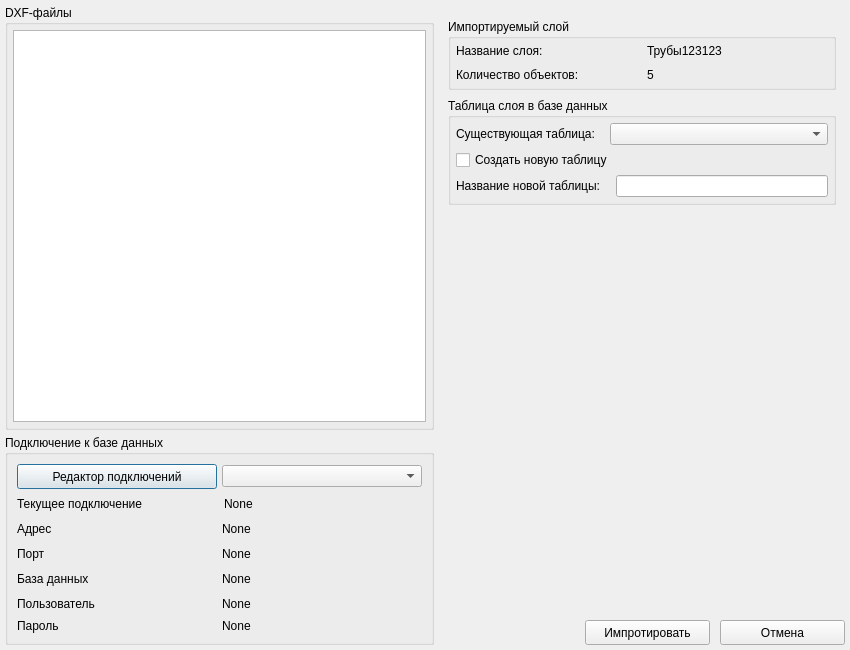
Old version of the form src/presentation/dialogs/resources/import_dialog.ui in the repository Comanda-A/DXF-PostGIS-Converter.
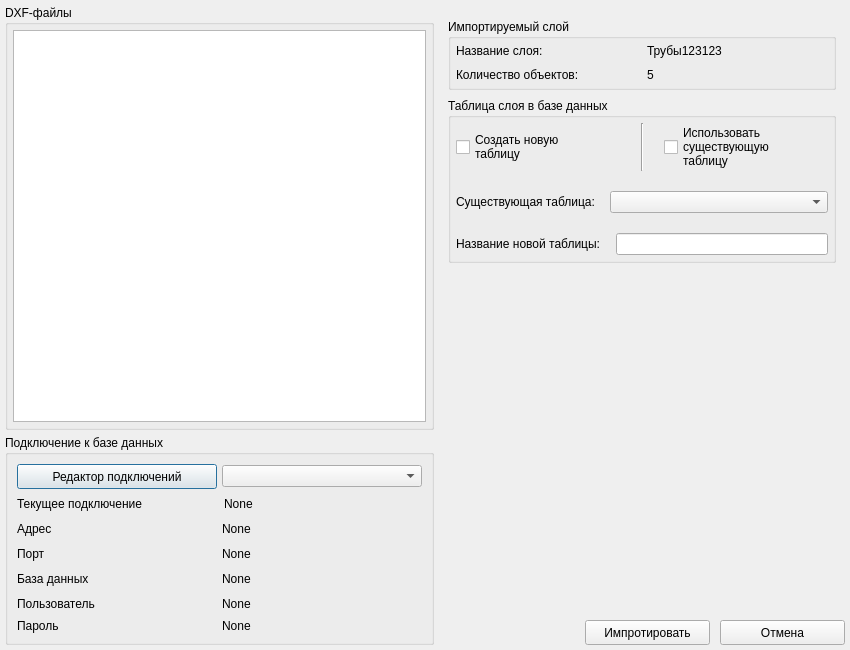
New version of the form. The open tabs and pages were chosen to show the change.

Commit message: added a selection of tables for layers when importing

Patch:
```diff
--- a/src/presentation/dialogs/resources/import_dialog.ui
+++ b/src/presentation/dialogs/resources/import_dialog.ui
@@ -1086,12 +1086,18 @@
              <property name="enabled">
               <bool>true</bool>
              </property>
+             <property name="font">
+              <font>
+               <family>Segoe UI</family>
+               <pointsize>9</pointsize>
+              </font>
+             </property>
              <property name="title">
               <string>Таблица слоя в базе данных</string>
              </property>
              <layout class="QVBoxLayout" name="verticalLayout_12">
               <property name="spacing">
-               <number>5</number>
+               <number>20</number>
               </property>
               <property name="leftMargin">
                <number>5</number>
@@ -1104,6 +1110,73 @@
               </property>
               <property name="bottomMargin">
                <number>5</number>
+              </property>
+              <item>
+               <layout class="QHBoxLayout" name="horizontalLayout_16">
+                <property name="topMargin">
+                 <number>0</number>
+                </property>
+                <item>
+                 <widget class="QCheckBox" name="new_layer_table_check">
+                  <property name="font">
+                   <font>
+                    <family>Segoe UI</family>
+                    <pointsize>9</pointsize>
+                   </font>
+                  </property>
+                  <property name="text">
+                   <string>Создать новую
+таблицу</string>
+                  </property>
+                 </widget>
+                </item>
+                <item>
+                 <widget class="Line" name="line">
+                  <property name="orientation">
+                   <enum>Qt::Vertical</enum>
+                  </property>
+                 </widget>
+                </item>
+                <item>
+                 <widget class="QCheckBox" name="existing_layer_table_check">
+                  <property name="font">
+                   <font>
+                    <family>Segoe UI</family>
+                    <pointsize>9</pointsize>
+                   </font>
+                  </property>
+                  <property name="text">
+                   <string>Использовать
+существующую
+таблицу</string>
+                  </property>
+                  <property name="autoRepeat">
+                   <bool>false</bool>
+                  </property>
+                  <property name="tristate">
+                   <bool>false</bool>
+                  </property>
+                 </widget>
+                </item>
+               </layout>
+              </item>
+              <item>
+               <widget class="QWidget" name="existing_table_widget" native="true">
+                <layout class="QVBoxLayout" name="verticalLayout_13">
+                 <property name="spacing">
+                  <number>5</number>
+                 </property>
+                 <property name="leftMargin">
+                  <number>0</number>
+                 </property>
+                 <property name="topMargin">
+                  <number>0</number>
+                 </property>
+                 <property name="rightMargin">
+                  <number>0</number>
+                 </property>
+                 <property name="bottomMargin">
+                  <number>0</number>
               </property>
               <item>
                <layout class="QHBoxLayout" name="horizontalLayout_14">
@@ -1147,13 +1220,27 @@
                 </item>
                </layout>
               </item>
-              <item>
-               <widget class="QCheckBox" name="new_layer_table_check">
-                <property name="text">
-                 <string>Создать новую таблицу</string>
-                </property>
+                </layout>
                </widget>
               </item>
+              <item>
+               <widget class="QWidget" name="new_table_widget" native="true">
+                <layout class="QVBoxLayout" name="verticalLayout_14">
+                 <property name="spacing">
+                  <number>5</number>
+                 </property>
+                 <property name="leftMargin">
+                  <number>0</number>
+                 </property>
+                 <property name="topMargin">
+                  <number>0</number>
+                 </property>
+                 <property name="rightMargin">
+                  <number>0</number>
+                 </property>
+                 <property name="bottomMargin">
+                  <number>0</number>
+                 </property>
               <item>
                <layout class="QHBoxLayout" name="horizontalLayout_12">
                 <property name="spacing">
@@ -1192,6 +1279,9 @@
                  </widget>
                 </item>
                </layout>
+                 </item>
+                </layout>
+               </widget>
               </item>
              </layout>
             </widget>
```
Lines whose indentation alone changed are shown as unchanged. The commit also changes 4 other files.
